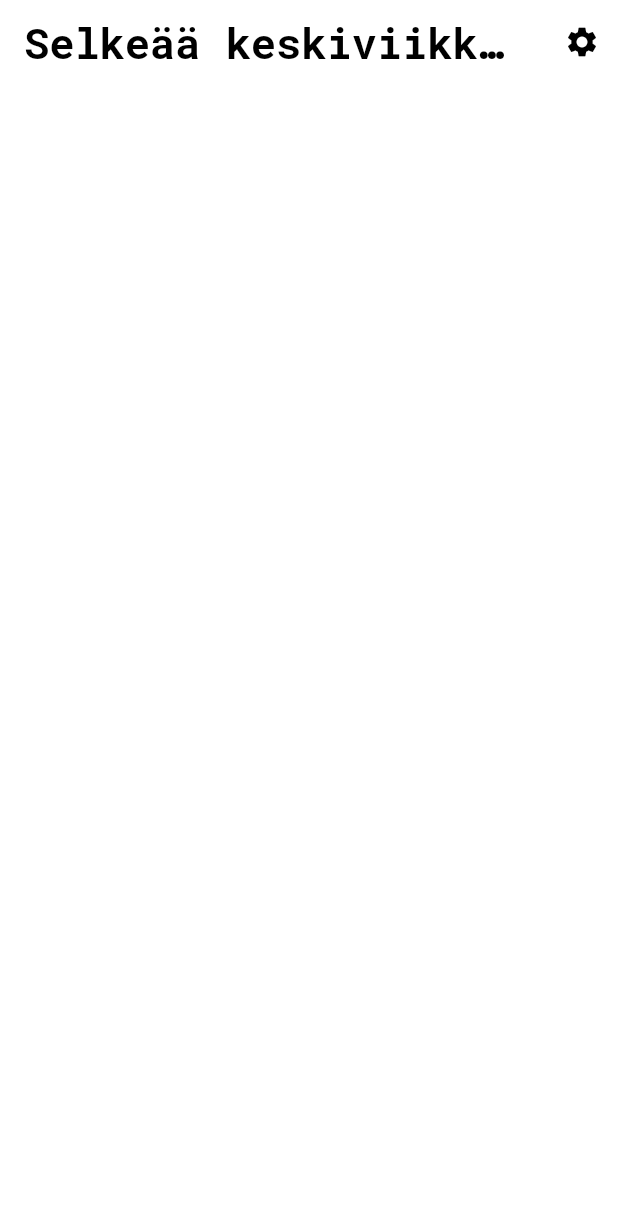
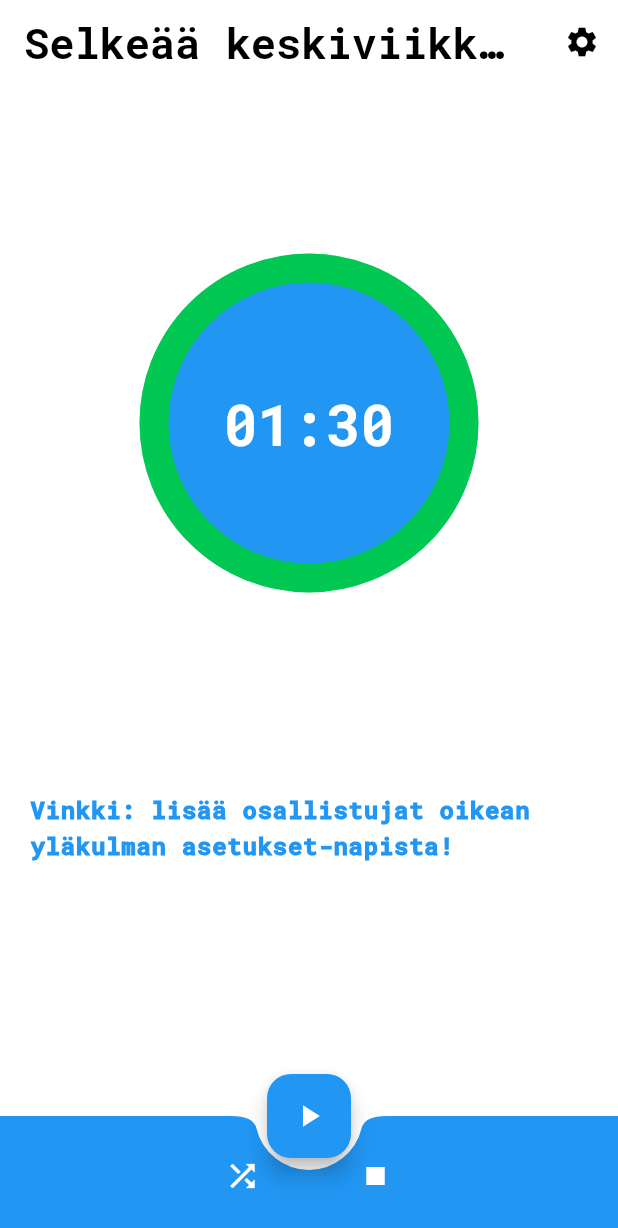
Before and after one commit to areee/flutter_participants_lottery, a Flutter app: the screen it shows after launch, on a phone screen of 412 x 824 dp. Shown: the top 1228 px of the screen. Run offline on Flutter 3.47's test engine with Material 2 defaults, Android fonts, the phone set to English and light mode, and no system bars; drawn by our look-alikes of circular_countdown_timer; our stand-ins replace get, get_storage, google_fonts; missing offline and left inert: emoji_alert, random_avatar.

Commit message:
Initially finish the rest of the app (body, bottom nav etc.)

```diff
--- a/lib/components/avatar_widget.dart
+++ b/lib/components/avatar_widget.dart
@@ -4,7 +4,7 @@ import 'package:random_avatar/random_avatar.dart';
 class AvatarWidget extends StatelessWidget {
   final String name;
 
-  const AvatarWidget({Key? key, required this.name}) : super(key: key);
+  const AvatarWidget({super.key, required this.name});
 
   @override
   Widget build(BuildContext context) {
--- /dev/null
+++ b/lib/components/custom_bottom_app_bar.dart
@@ -0,0 +1,48 @@
+import 'package:flutter/material.dart';
+import 'package:flutter_participants_lottery/controllers/controller.dart';
+import 'package:get/get.dart';
+
+class CustomBottomAppBar extends StatelessWidget {
+  const CustomBottomAppBar({super.key});
+
+  @override
+  Widget build(context) {
+    final Controller c = Get.find();
+
+    return BottomAppBar(
+      notchMargin: 8,
+      shape: const CircularNotchedRectangle(),
+      color: Theme.of(context).colorScheme.primary,
+      child: IconTheme(
+        data: IconThemeData(color: Theme.of(context).colorScheme.onPrimary),
+        child: Row(
+          children: <Widget>[
+            const Spacer(
+              flex: 3,
+            ),
+            Obx(() => IconButton(
+                  tooltip: 'Arvo (${c.participantNames.length} kpl)',
+                  icon: const Icon(Icons.shuffle),
+                  onPressed: () {
+                    c.mixParticipantNames();
+                  },
+                )),
+            const Spacer(
+              flex: 1,
+            ),
+            IconButton(
+              tooltip: 'Pysäytä',
+              icon: const Icon(Icons.stop),
+              onPressed: () {
+                c.setStopped();
+              },
+            ),
+            const Spacer(
+              flex: 3,
+            ),
+          ],
+        ),
+      ),
+    );
+  }
+}
--- /dev/null
+++ b/lib/components/custom_circular_count_down_timer.dart
@@ -0,0 +1,67 @@
+import 'package:circular_countdown_timer/circular_countdown_timer.dart';
+import 'package:emoji_alert/arrays.dart';
+import 'package:emoji_alert/emoji_alert.dart';
+import 'package:flutter/material.dart';
+import 'package:flutter_participants_lottery/controllers/controller.dart';
+import 'package:flutter_participants_lottery/static.dart';
+import 'package:get/get.dart';
+
+class CustomCircularCountDownTimer extends StatelessWidget {
+  const CustomCircularCountDownTimer({super.key});
+
+  @override
+  Widget build(context) {
+    final Controller c = Get.find();
+
+    return CircularCountDownTimer(
+      width: MediaQuery.of(context).size.width / 2,
+      height: MediaQuery.of(context).size.height / 2,
+      duration: c.timerDuration.value,
+      initialDuration: 0,
+      fillColor: Theme.of(context).colorScheme.secondary,
+      ringColor: Colors.grey[300]!,
+      controller: c.countDownController.value,
+      ringGradient: null,
+      fillGradient: null,
+      backgroundColor: Theme.of(context).colorScheme.primary,
+      backgroundGradient: null,
+      strokeWidth: 20.0,
+      strokeCap: StrokeCap.round,
+      textStyle: Theme.of(context).textTheme.displaySmall,
+      textFormat: CountdownTextFormat.MM_SS,
+      isReverse: true,
+      isReverseAnimation: true,
+      isTimerTextShown: true,
+      autoStart: false,
+      onComplete: () {
+        if (c.timerStatus.value == TimerStatus.running) {
+          c.timerStatus.value = TimerStatus.stopped;
+          showEmojiAlert(context);
+        }
+      },
+    );
+  }
+
+  void showEmojiAlert(BuildContext context) {
+    EmojiAlert(
+        emojiType: EMOJI_TYPE.WINK,
+        background: Theme.of(context).colorScheme.background,
+        enableMainButton: true,
+        mainButtonText: Text(
+          'Sulje',
+          style: Theme.of(context).textTheme.bodyMedium,
+        ),
+        mainButtonColor: Theme.of(context).colorScheme.primary,
+        onMainButtonPressed: () {
+          Get.back();
+        },
+        description: Column(
+          children: [
+            Text(
+              'Aika loppui',
+              style: Theme.of(context).textTheme.headlineMedium,
+            ),
+          ],
+        )).displayAlert(context);
+  }
+}
--- /dev/null
+++ b/lib/components/home_body_content.dart
@@ -0,0 +1,47 @@
+import 'package:flutter/material.dart';
+import 'package:flutter_participants_lottery/components/avatar_widget.dart';
+import 'package:flutter_participants_lottery/components/custom_circular_count_down_timer.dart';
+import 'package:flutter_participants_lottery/controllers/controller.dart';
+import 'package:get/get.dart';
+
+class HomePageBodyContent extends StatelessWidget {
+  const HomePageBodyContent({
+    super.key,
+    required this.controller,
+    required this.axisCount,
+  });
+
+  final Controller controller;
+  final int axisCount;
+
+  @override
+  Widget build(BuildContext context) {
+    return SingleChildScrollView(
+      child: Center(
+        child: Column(
+          mainAxisAlignment: MainAxisAlignment.center,
+          children: [
+            const SizedBox(height: 20),
+            const CustomCircularCountDownTimer(),
+            const SizedBox(height: 20),
+            Obx(() => controller.participantNames.toList().isNotEmpty
+                ? GridView.count(
+                    shrinkWrap: true,
+                    crossAxisCount: axisCount,
+                    children: controller.participantNames
+                        .map((name) => AvatarWidget(name: name))
+                        .toList(),
+                  )
+                : Padding(
+                    padding: const EdgeInsets.all(20.0),
+                    child: Text(
+                      'Vinkki: lisää osallistujat oikean yläkulman asetukset-napista!',
+                      style: Theme.of(context).textTheme.bodyLarge,
+                    ),
+                  )),
+          ],
+        ),
+      ),
+    );
+  }
+}
--- a/lib/components/run_lottery_button.dart
+++ b/lib/components/run_lottery_button.dart
@@ -4,8 +4,7 @@ class RunLotteryButton extends StatelessWidget {
   final VoidCallback? onPressed;
   final int participantsCount;
 
-  const RunLotteryButton(this.onPressed, this.participantsCount, {Key? key})
-      : super(key: key);
+  const RunLotteryButton(this.onPressed, this.participantsCount, {super.key});
 
   @override
   Widget build(BuildContext context) {
--- a/lib/controllers/controller.dart
+++ b/lib/controllers/controller.dart
@@ -1,5 +1,6 @@
 import 'package:circular_countdown_timer/circular_countdown_timer.dart';
 import 'package:flutter/foundation.dart';
+import 'package:flutter_participants_lottery/extensions/string_list_extension.dart';
 import 'package:flutter_participants_lottery/static.dart';
 import 'package:get/get.dart';
 import 'package:get_storage/get_storage.dart';
@@ -27,7 +28,7 @@ class Controller extends GetxController {
 
   _initializeParticipantNames() {
     if (box.read('participantNames') != null) {
-      participantNames.value = box.read('participantNames');
+      participantNames.value = List<String>.from(box.read('participantNames'));
     }
   }
 
@@ -49,6 +50,11 @@ class Controller extends GetxController {
 
   setParticipantNames(List<String> value) {
     participantNames.value = value;
+    box.write('participantNames', participantNames);
+  }
+
+  mixParticipantNames() {
+    participantNames.value = participantNames.toList().runLotteryList();
     box.write('participantNames', participantNames);
   }
 
--- a/lib/main.dart
+++ b/lib/main.dart
@@ -11,7 +11,7 @@ Future<void> main() async {
 }
 
 class FplApp extends StatelessWidget {
-  const FplApp({Key? key}) : super(key: key);
+  const FplApp({super.key});
 
   @override
   Widget build(BuildContext context) {
--- a/lib/pages/home_page.dart
+++ b/lib/pages/home_page.dart
@@ -1,72 +1,46 @@
 import 'package:flutter/material.dart';
+import 'package:flutter_participants_lottery/components/custom_app_bar.dart';
+import 'package:flutter_participants_lottery/components/custom_bottom_app_bar.dart';
 import 'package:flutter_participants_lottery/components/home_app_bar_actions.dart';
+import 'package:flutter_participants_lottery/components/home_body_content.dart';
 import 'package:flutter_participants_lottery/controllers/controller.dart';
+import 'package:flutter_participants_lottery/static.dart';
 import 'package:get/get.dart';
-import '../components/custom_app_bar.dart';
 
 class Home extends StatelessWidget {
-  const Home({Key? key, required this.title}) : super(key: key);
+  const Home({super.key, required this.title});
   final String title;
-
-  // Future<void> _displayTextInputDialog(BuildContext context) async {
-  //   return showDialog(
-  //       context: context,
-  //       builder: (context) {
-  //         return AlertDialog(
-  //           title: Text(
-  //             'Asetukset',
-  //             style: Theme.of(context).textTheme.headlineMedium,
-  //           ),
-  //           content: SizedBox(
-  //             width: 350,
-  //             child: TextField(
-  //               controller: _textEditingController
-  //                 ..text =
-  //                     _participantNamesInList.listIntoCommaSeparatedString(),
-  //               style: Theme.of(context).textTheme.bodyLarge,
-  //               decoration: const InputDecoration(
-  //                 labelText: 'Syötä nimet, erottele pilkuilla',
-  //                 border: OutlineInputBorder(),
-  //               ),
-  //             ),
-  //           ),
-  //           actions: <Widget>[
-  //             TextButton(
-  //               child: Text(
-  //                 'Peruuta',
-  //                 style: Theme.of(context).textTheme.bodyLarge,
-  //               ),
-  //               onPressed: () {
-  //                 Navigator.pop(context);
-  //               },
-  //             ),
-  //             TextButton(
-  //               child: Text(
-  //                 'Tallenna',
-  //                 style: Theme.of(context).textTheme.bodyLarge,
-  //               ),
-  //               onPressed: () {
-  //                 if (kDebugMode) {
-  //                   print('Tallennetaan');
-  //                 }
-  //                 Navigator.pop(context);
-  //               },
-  //             ),
-  //           ],
-  //         );
-  //       });
-  // }
 
   @override
   Widget build(BuildContext context) {
     final Controller c = Get.put(Controller());
-    final axisCount = (MediaQuery.of(context).size.width / 140).round();
+    final ac = (MediaQuery.of(context).size.width / 140).round();
 
     return Scaffold(
       appBar: customAppBar(context, title, appBarActions(context)),
+      body: HomePageBodyContent(controller: c, axisCount: ac),
+      floatingActionButton: Obx(() => FloatingActionButton(
+            onPressed: () {
+              c.timerStatus.value == TimerStatus.running
+                  ? c.setPaused()
+                  : c.setRunning();
+            },
+            tooltip: c.timerStatus.value == TimerStatus.running
+                ? 'Tauko'
+                : 'Käynnistä',
+            child: Icon(
+              c.timerStatus.value == TimerStatus.running
+                  ? Icons.pause
+                  : Icons.play_arrow,
+            ),
+          )),
+      floatingActionButtonLocation: FloatingActionButtonLocation.centerDocked,
+      bottomNavigationBar: const CustomBottomAppBar(),
     );
   }
 }
+
+
 
 // class _HomeState extends State<Home> {
 //   final _countDownController = CountDownController();
--- a/lib/src/countdown_button.dart
+++ b/lib/src/countdown_button.dart
@@ -4,8 +4,7 @@ class CountdownButton extends StatelessWidget {
   final String title;
   final VoidCallback? onPressed;
 
-  const CountdownButton(this.title, this.onPressed, {Key? key})
-      : super(key: key);
+  const CountdownButton(this.title, this.onPressed, {super.key});
 
   @override
   Widget build(BuildContext context) {
```
Also changed, not shown: lib/components/settings_dialog.dart (+2 -6 lines).
